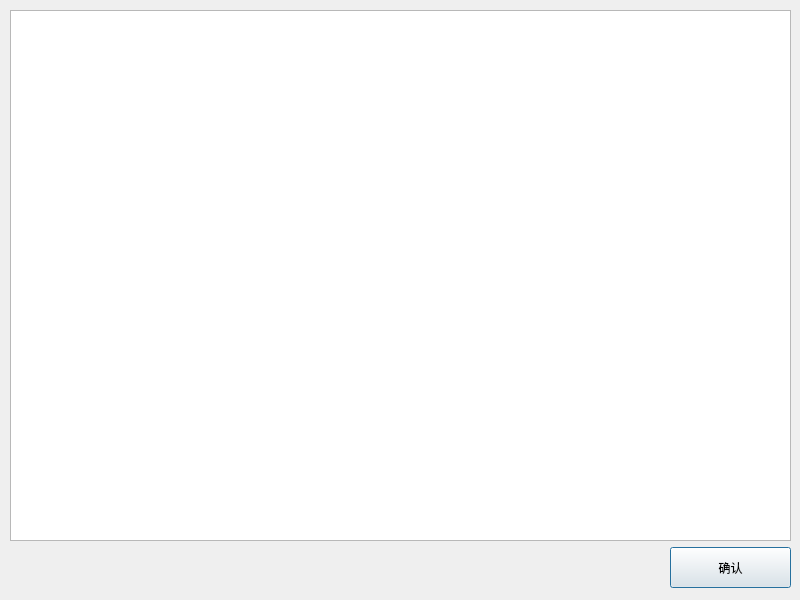
This is MPDU-CalibrateTool/readmedlg.ui in ChinaClever/PDU-CalibrateTool as Qt 5 draws it before an edit. The edited form follows.
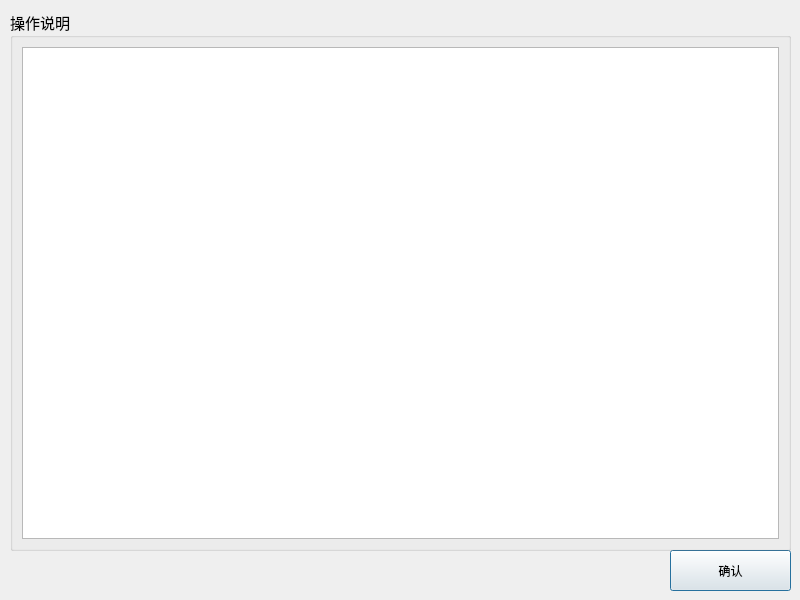
This is the edited form.

What changed in the file:
```diff
--- a/MPDU-CalibrateTool/readmedlg.ui
+++ b/MPDU-CalibrateTool/readmedlg.ui
@@ -17,7 +17,7 @@
    <property name="geometry">
     <rect>
      <x>670</x>
-     <y>547</y>
+     <y>550</y>
      <width>121</width>
      <height>41</height>
     </rect>
@@ -26,13 +26,13 @@
     <string>确认</string>
    </property>
   </widget>
-  <widget class="QTextEdit" name="textEdit">
+  <widget class="QGroupBox" name="groupBox">
    <property name="geometry">
     <rect>
      <x>10</x>
      <y>10</y>
      <width>781</width>
-     <height>531</height>
+     <height>541</height>
     </rect>
    </property>
    <property name="font">
@@ -41,6 +41,21 @@
      <pointsize>11</pointsize>
     </font>
    </property>
+   <property name="title">
+    <string>操作说明</string>
+   </property>
+   <layout class="QGridLayout" name="gridLayout">
+    <item row="0" column="0">
+     <widget class="QTextEdit" name="textEdit">
+      <property name="font">
+       <font>
+        <family>微软雅黑</family>
+        <pointsize>11</pointsize>
+       </font>
+      </property>
+     </widget>
+    </item>
+   </layout>
   </widget>
  </widget>
  <resources/>
```
